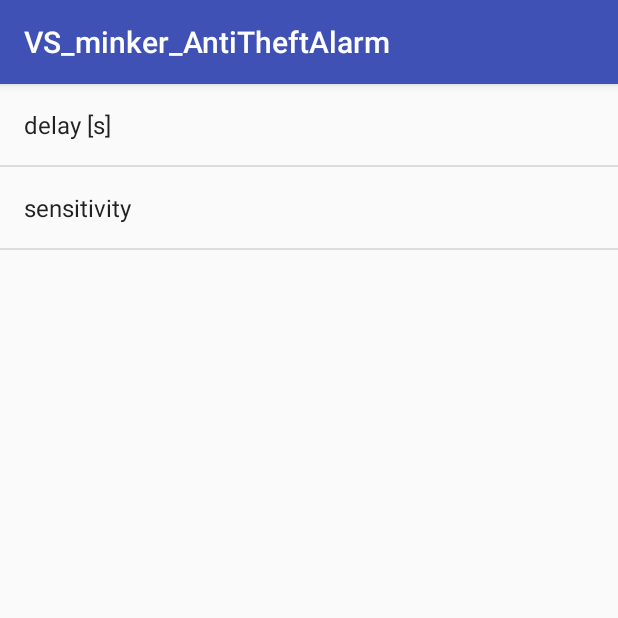
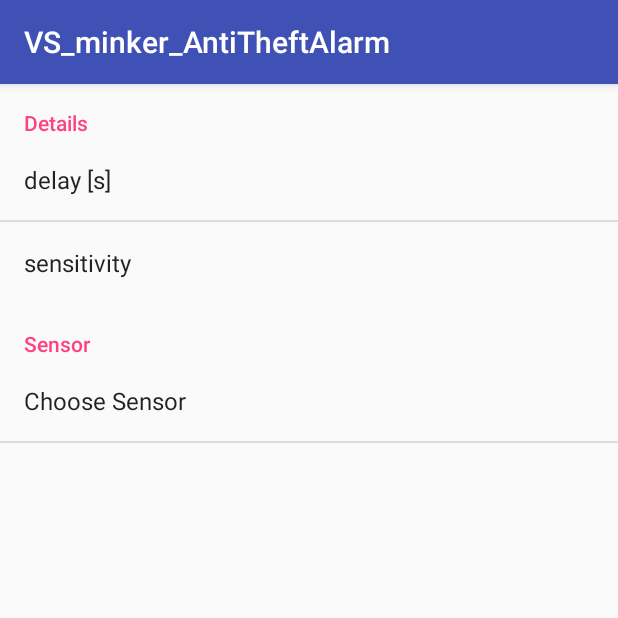
Before and after one commit to lucidBrot/rogerReloaded, an Android app: the screen it shows after launch (SettingActivity), in the options menu, after a tap on "settings", on a phone screen of 412 x 824 dp, the top half of it. Run offline under Robolectric (Android 15) with nearby library versions, the phone set to English and light mode, and no system bars.

Commit message:
added their preference interface and it broke things. (because it uses strings instead of integers)

```diff
--- a/VS_minker_AntiTheftAlarm2/app/src/main/java/ch/ethz/inf/vs/a1/minker/antitheft/MainActivity.java
+++ b/VS_minker_AntiTheftAlarm2/app/src/main/java/ch/ethz/inf/vs/a1/minker/antitheft/MainActivity.java
@@ -4,6 +4,7 @@ import android.content.Context;
 import android.content.Intent;
 import android.content.SharedPreferences;
 import android.hardware.SensorManager;
+import android.preference.PreferenceManager;
 import android.support.v7.app.AppCompatActivity;
 import android.os.Bundle;
 import android.util.Log;
@@ -14,6 +15,8 @@ import android.view.View;
 import android.widget.CheckBox;
 import android.widget.Toast;
 import ch.ethz.inf.vs.a1.minker.antitheft.movement_detector.SpikeMovementDetector;
+
+import java.util.Map;
 
 public class MainActivity extends AppCompatActivity {
 
@@ -30,8 +33,8 @@ public class MainActivity extends AppCompatActivity {
         super.onCreate(savedInstanceState);
         setContentView(R.layout.activity_main);
 
-        //TODO: load default preferences on first app launch
-        //PreferenceManager.setDefaultValues(this, R.xml.preferences, false);
+        //load default preferences on first app launch
+        PreferenceManager.setDefaultValues(this, R.xml.preferences, false);
 
         appcontext = getApplicationContext();
 
@@ -39,9 +42,14 @@ public class MainActivity extends AppCompatActivity {
 
         // store what sensor to use
         SharedPreferences sp = getSharedPreferences(getString(R.string.sharedprefs), Context.MODE_PRIVATE);
-        SharedPreferences.Editor sped = sp.edit();
-        sped.putInt("sensor_type", SENSOR_DEFAULT);
-        sped.apply();
+        String getsensor = sp.getString(getString(R.string.key_SENSOR_LIST), "unset");
+        Log.d("p","Default loaded from preferences is sensor: "+getsensor);
+        if(getsensor.equals("unset")){
+            // need to set preference if sensor not yet set
+            SharedPreferences.Editor sped = sp.edit();
+            sped.putString(getString(R.string.key_SENSOR_LIST), String.valueOf(SENSOR_DEFAULT));
+            sped.apply();
+        } // else { // it's already set. great.
 
         final CheckBox onoff = findViewById(R.id.checkBox);
         onoff.setChecked(false);
@@ -76,6 +84,7 @@ public class MainActivity extends AppCompatActivity {
         switch (item.getItemId()) {
             case R.id.settings_menu_item:
                 Intent i = new Intent(this,SettingActivity.class);
+                Log.d("p", "Opening Settings Activity: Current sensor is "+MainActivity.this.getSharedPreferences(getString(R.string.sharedprefs), Context.MODE_PRIVATE).getString(getString(R.string.key_SENSOR_LIST), "unset"));
                 this.startActivity(i);
                 return true;
             default:
@@ -110,4 +119,23 @@ public class MainActivity extends AppCompatActivity {
         ((CheckBox) findViewById(R.id.checkBox)).setChecked(waschecked);
     }
 
+    public static void debugMyPrefs(SharedPreferences sp){
+        //DEBUG
+        Map<String,?> keys = sp.getAll();
+
+        for(Map.Entry<String,?> entry : keys.entrySet())
+        {
+            Log.d("q/map values", entry.getKey() + ": " + entry.getValue().toString());
+            Log.d("q/data type", entry.getValue().getClass().toString());
+
+            if ( entry.getValue().getClass().equals(String.class))
+                Log.d("q/data type", "String");
+            else if ( entry.getValue().getClass().equals(Integer.class))
+                Log.d("q/data type", "Integer");
+            else if ( entry.getValue().getClass().equals(Boolean.class))
+                Log.d("q/data type", "boolean");
+
+        }
+        //ENDDEBUG
+    }
 }
--- a/VS_minker_AntiTheftAlarm2/app/src/main/java/ch/ethz/inf/vs/a1/minker/antitheft/MySettingsFragment.java
+++ b/VS_minker_AntiTheftAlarm2/app/src/main/java/ch/ethz/inf/vs/a1/minker/antitheft/MySettingsFragment.java
@@ -8,6 +8,7 @@ public class MySettingsFragment extends PreferenceFragment {
     public void onCreate(Bundle savedInstanceState) {
         super.onCreate(savedInstanceState);
 
+        getPreferenceManager().setSharedPreferencesName(getString(R.string.sharedprefs));
         // Load the preferences from an XML resource
         addPreferencesFromResource(R.xml.preferences);
 
--- a/VS_minker_AntiTheftAlarm2/app/src/main/java/ch/ethz/inf/vs/a1/minker/antitheft/movement_detector/SpikeMovementDetector.java
+++ b/VS_minker_AntiTheftAlarm2/app/src/main/java/ch/ethz/inf/vs/a1/minker/antitheft/movement_detector/SpikeMovementDetector.java
@@ -23,7 +23,7 @@ public class SpikeMovementDetector extends AbstractMovementDetector {
     public boolean doAlarmLogic(float[] values) { // return true if device is being stolen
 
         SharedPreferences sp = MainActivity.appcontext.getSharedPreferences(MainActivity.appcontext.getString(R.string.sharedprefs), Context.MODE_PRIVATE);
-        int sensor = sp.getInt("sensor_type", MainActivity.SENSOR_DEFAULT);
+        int sensor = Integer.valueOf(sp.getString(MainActivity.appcontext.getString(R.string.key_SENSOR_LIST), String.valueOf(MainActivity.SENSOR_DEFAULT)));
         if (sensor == MainActivity.SENSOR_MINE) {
 
             // own sensor implementation
--- /dev/null
+++ b/VS_minker_AntiTheftAlarm2/app/src/main/res/values/arrays.xml
@@ -0,0 +1,13 @@
+<?xml version="1.0" encoding="utf-8"?>
+<resources>
+    <string-array name="sensorpreflistentries">
+        <item>LINEAR acceleration sensor</item>
+        <item>(MINE) Gradient of L2-Norm</item>
+    </string-array>
+
+    <string-array name="sensorlistvalues">
+        <item>0</item>
+        <item>1</item>
+        <!-- 0 is for linear, 1 is for MINE, like in MainActivity the static variables SENSOR_LINEAR and SENSOR_MINE -->
+    </string-array>
+</resources>
--- a/VS_minker_AntiTheftAlarm2/app/src/main/res/values/strings.xml
+++ b/VS_minker_AntiTheftAlarm2/app/src/main/res/values/strings.xml
@@ -13,4 +13,5 @@
     <string name="key_delay">delay</string>
     <string name="defaultDelay">2</string>
     <string name="defaultSensitivity">1</string>
+    <string name="key_SENSOR_LIST">key_SENSOR_LIST</string>
 </resources>
--- a/VS_minker_AntiTheftAlarm2/app/src/main/res/xml/preferences.xml
+++ b/VS_minker_AntiTheftAlarm2/app/src/main/res/xml/preferences.xml
@@ -1,5 +1,6 @@
 <?xml version="1.0" encoding="utf-8"?>
 <PreferenceScreen xmlns:android="http://schemas.android.com/apk/res/android">
+    <PreferenceCategory android:title="Details">
     <EditTextPreference android:inputType="number"
                     android:defaultValue="@string/defaultDelay"
                     android:key="@string/key_delay"
@@ -8,4 +9,13 @@
                         android:defaultValue="@string/defaultSensitivity"
                         android:key="@string/key_sensitivity"
                         android:title="@string/sensitivity" />
+    </PreferenceCategory>
+    <PreferenceCategory android:title="Sensor">
+        <ListPreference android:key="@string/key_SENSOR_LIST"
+                        android:title="Choose Sensor"
+                        android:entries="@array/sensorpreflistentries"
+                        android:entryValues="@array/sensorlistvalues"
+                        android:defaultValue="1">
+        </ListPreference>
+    </PreferenceCategory>
 </PreferenceScreen>
```
Also changed, not shown: VS_minker_AntiTheftAlarm2/app/src/main/java/ch/ethz/inf/vs/a1/minker/antitheft/AntiTheftService.java (+13 -5 lines).
